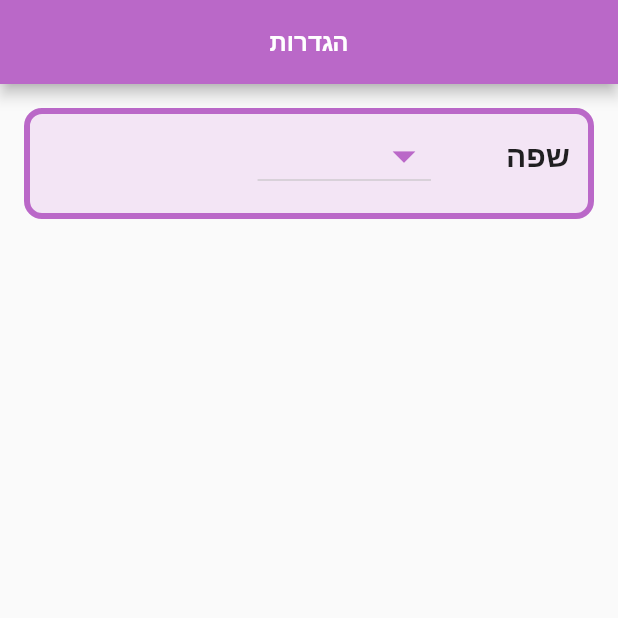
After one commit to idan1ezer/dana_chat, a Flutter app: the SettingsPage screen opened directly, on a phone screen of 412 x 824 dp, the top half of it. The commit adds this screen. Run offline on Flutter 3.47's test engine with Material 2 defaults, Android fonts, the phone set to English and light mode, and no system bars; our stand-ins replace cached_network_image, cloud_firestore, firebase_auth, firebase_core, fluttertoast; accounts and stored records are empty; network calls fail.

Commit message:
fixed profile -> settings ui

```diff
--- a/lib/models/user_model.dart
+++ b/lib/models/user_model.dart
@@ -1,9 +1,9 @@
-class User {
-  final int id;
+class UserModel {
+  final String id;
   final String name;
   final String imageUrl;
 
-  User({
+  UserModel({
     required this.id,
     required this.name,
     required this.imageUrl,
--- a/lib/pages/pages.dart
+++ b/lib/pages/pages.dart
@@ -1,2 +1,2 @@
-export 'profile_page.dart';
+export 'settings_page.dart';
 export 'chat_page.dart';
--- /dev/null
+++ b/lib/pages/settings_page.dart
@@ -0,0 +1,72 @@
+import 'package:flutter/cupertino.dart';
+import 'package:flutter/material.dart';
+
+class SettingsPage extends StatefulWidget {
+  const SettingsPage({Key? key}) : super(key: key);
+
+  @override
+  State<SettingsPage> createState() => _SettingsPageState();
+}
+
+class _SettingsPageState extends State<SettingsPage> {
+
+  final languages = ["Heberew", "English", "Arabic"];
+  String? value;
+  final passwordCtrl = TextEditingController();
+
+  @override
+  Widget build(BuildContext context) {
+    return Scaffold(
+      appBar: AppBar(
+        backgroundColor: Colors.purple[300],
+        centerTitle: true,
+        title: const Text(
+          "הגדרות",
+          style: TextStyle(fontWeight: FontWeight.bold, fontSize: 16),
+        ),
+      ),
+      body: Column(
+        crossAxisAlignment: CrossAxisAlignment.center,
+        children: [
+          Container(
+            margin: const EdgeInsets.all(16),
+            padding: const EdgeInsets.symmetric(horizontal: 12, vertical: 4),
+            decoration: BoxDecoration(
+              color: Colors.purple[50],
+              borderRadius: BorderRadius.circular(12),
+              border: Border.all(color: Color(0xFFBA68C8), width: 4),
+            ),
+            child: Column(
+              children: [
+                Row(
+                  mainAxisAlignment: MainAxisAlignment.end,
+                  children: [
+                    DropdownButton<String>(
+                      value: value,
+                      iconSize: 36,
+                      icon: const Icon(Icons.arrow_drop_down, color: Color(0xFFBA68C8)),
+                      items: languages.map(buildMenuItem).toList(),
+                      onChanged: (value) => setState(() => this.value = value),
+                    ),
+                    SizedBox(width: 50,),
+                    const Text("שפה", style: TextStyle(fontWeight: FontWeight.w600, fontSize: 20),)
+                  ],
+                ),
+                SizedBox(height: 10,),
+              ],
+            ),
+          ),
+        ],
+      ),
+    );
+  }
+
+  DropdownMenuItem<String> buildMenuItem(String item) =>
+      DropdownMenuItem(
+        value: item,
+        child: Text(
+          item,
+          style: const TextStyle(fontWeight: FontWeight.bold, fontSize: 20),
+        ),
+      );
+}
--- a/lib/screens/home_screen.dart
+++ b/lib/screens/home_screen.dart
@@ -13,8 +13,8 @@ class HomeScreen extends StatelessWidget {
   final ValueNotifier<int> pageIndex = ValueNotifier(1);
   final ValueNotifier<String> title = ValueNotifier("הודעות");
 
-  final pages = const [ProfilePage(), ChatPage()];
-  final pageTitles = const ["פרופיל", "הודעות"];
+  final pages = const [SettingsPage(), ChatPage()];
+  final pageTitles = const ["הגדרות", "הודעות"];
 
   void _onNavigationItemSelected(index) {
     title.value = pageTitles[index];
@@ -119,8 +119,8 @@ class _BottomNavigationBarState extends State<_BottomNavigationBar> {
             children: [
               _NavigationBarItem(
                 index: 0,
-                lable: "פרופיל",
-                icon: CupertinoIcons.person_circle_fill,
+                lable: "הגדרות",
+                icon: Icons.settings,
                 isSelected: (selectedIndex == 0),
                 onTap: handleItemSelected,
               ),
```
Also changed, not shown: lib/models/message_model.dart (+9 -9 lines), lib/pages/profile_page.dart (deleted, +0 -19 lines), lib/screens/register_screen.dart (+11 -0 lines), lib/widgets/message_card.dart (line endings or trailing spaces).
